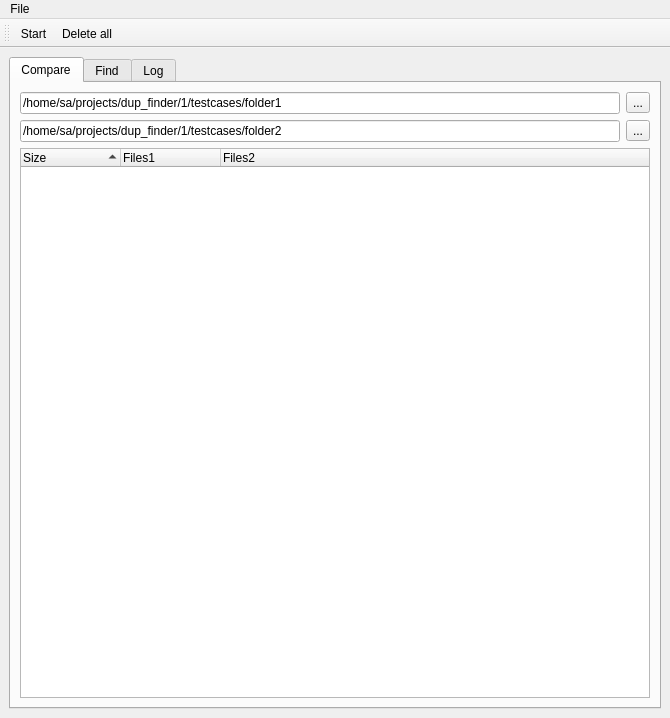
First picture: the form in resources/form.ui, repository sanami/qt-dupfinder, before the edit.
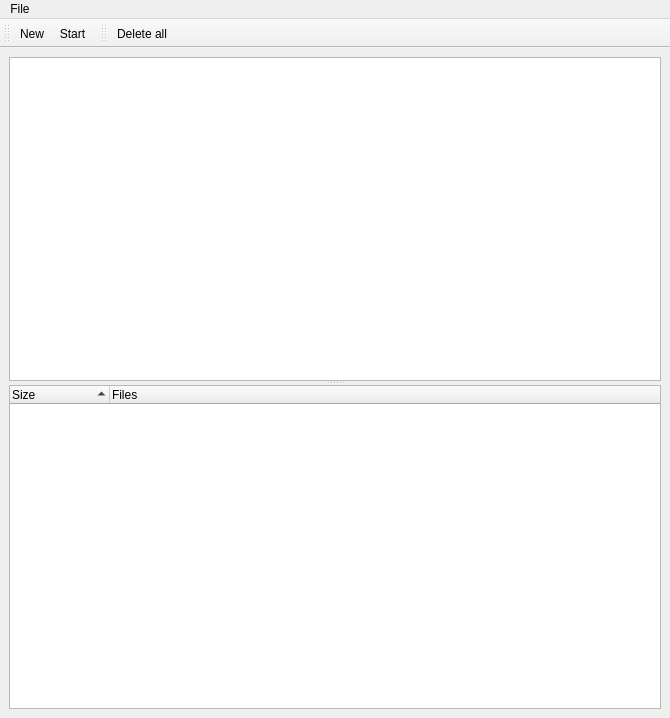
Second picture: the form after the edit. The open tabs and pages were chosen to show the change. Icons and pictures are not drawn.

Commit message: Search duplicates in multiple folders

What changed in the file:
```diff
--- a/resources/form.ui
+++ b/resources/form.ui
@@ -14,89 +14,14 @@
    <string>MainWindow</string>
   </property>
   <widget class="QWidget" name="centralwidget">
-   <layout class="QGridLayout" name="gridLayout_4">
-    <item row="0" column="0">
-     <widget class="QTabWidget" name="tabWidget">
-      <property name="currentIndex">
-       <number>1</number>
-      </property>
-      <widget class="QWidget" name="tab">
-       <attribute name="title">
-        <string>Compare</string>
-       </attribute>
        <layout class="QGridLayout" name="gridLayout">
         <item row="0" column="0">
-         <widget class="QLineEdit" name="lineEdit">
-          <property name="text">
-           <string>/home/sa/projects/dup_finder/1/testcases/folder1</string>
-          </property>
-         </widget>
-        </item>
-        <item row="1" column="0">
-         <widget class="QLineEdit" name="lineEdit_2">
-          <property name="text">
-           <string>/home/sa/projects/dup_finder/1/testcases/folder2</string>
-          </property>
-         </widget>
-        </item>
-        <item row="2" column="0" colspan="2">
-         <widget class="QTreeWidget" name="treeWidget">
-          <property name="alternatingRowColors">
-           <bool>true</bool>
-          </property>
-          <property name="uniformRowHeights">
-           <bool>true</bool>
-          </property>
-          <property name="sortingEnabled">
-           <bool>true</bool>
-          </property>
-          <column>
-           <property name="text">
-            <string>Size</string>
-           </property>
-          </column>
-          <column>
-           <property name="text">
-            <string>Files1</string>
-           </property>
-          </column>
-          <column>
-           <property name="text">
-            <string>Files2</string>
-           </property>
-          </column>
-         </widget>
-        </item>
-        <item row="0" column="1">
-         <widget class="QToolButton" name="toolButton">
-          <property name="text">
-           <string>...</string>
-          </property>
-         </widget>
-        </item>
-        <item row="1" column="1">
-         <widget class="QToolButton" name="toolButton_2">
-          <property name="text">
-           <string>...</string>
-          </property>
-         </widget>
-        </item>
-       </layout>
-      </widget>
-      <widget class="QWidget" name="tab_3">
-       <attribute name="title">
-        <string>Find</string>
-       </attribute>
-       <layout class="QGridLayout" name="gridLayout_2">
-        <item row="0" column="0">
-         <widget class="QLineEdit" name="lineEdit_3">
-          <property name="text">
-           <string>/home/sa/projects/dup_finder/1/testcases/folder1</string>
-          </property>
-         </widget>
-        </item>
-        <item row="1" column="0" colspan="2">
-         <widget class="QTreeWidget" name="treeWidget_2">
+     <widget class="QSplitter" name="splitter">
+      <property name="orientation">
+       <enum>Qt::Vertical</enum>
+      </property>
+      <widget class="QPlainTextEdit" name="folders"/>
+      <widget class="QTreeWidget" name="duplicates">
           <property name="contextMenuPolicy">
            <enum>Qt::ActionsContextMenu</enum>
           </property>
@@ -123,30 +48,6 @@
            </property>
           </column>
          </widget>
-        </item>
-        <item row="0" column="1">
-         <widget class="QToolButton" name="toolButton_3">
-          <property name="text">
-           <string>...</string>
-          </property>
-         </widget>
-        </item>
-       </layout>
-      </widget>
-      <widget class="QWidget" name="tab_2">
-       <attribute name="title">
-        <string>Log</string>
-       </attribute>
-       <layout class="QGridLayout" name="gridLayout_3">
-        <item row="0" column="0">
-         <widget class="QTextEdit" name="textEdit">
-          <property name="lineWrapMode">
-           <enum>QTextEdit::NoWrap</enum>
-          </property>
-         </widget>
-        </item>
-       </layout>
-      </widget>
      </widget>
     </item>
    </layout>
@@ -184,7 +85,19 @@
    <attribute name="toolBarBreak">
     <bool>false</bool>
    </attribute>
+   <addaction name="action_new"/>
    <addaction name="action_start"/>
+  </widget>
+  <widget class="QToolBar" name="toolBar_2">
+   <property name="windowTitle">
+    <string>toolBar_2</string>
+   </property>
+   <attribute name="toolBarArea">
+    <enum>TopToolBarArea</enum>
+   </attribute>
+   <attribute name="toolBarBreak">
+    <bool>false</bool>
+   </attribute>
    <addaction name="action_delete_all"/>
   </widget>
   <action name="action_save">
```
Left out of the diff: 5 changed lines with no effect on the pictures. Lines whose indentation alone changed are shown as unchanged. The commit also changes 4 other files.
